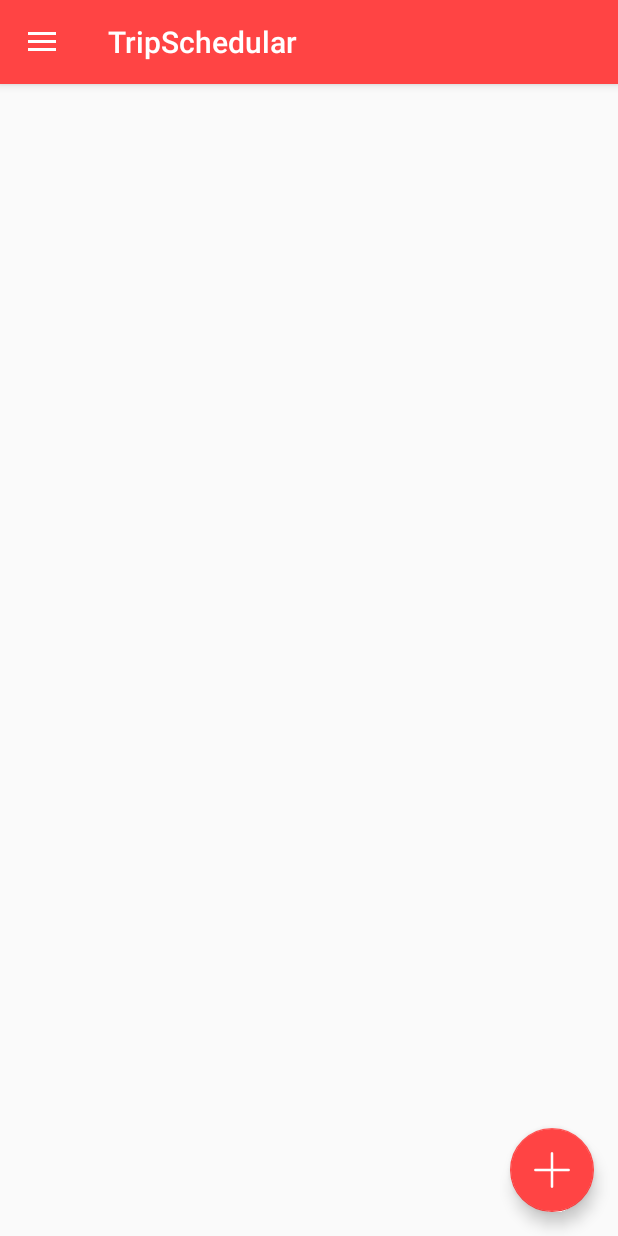
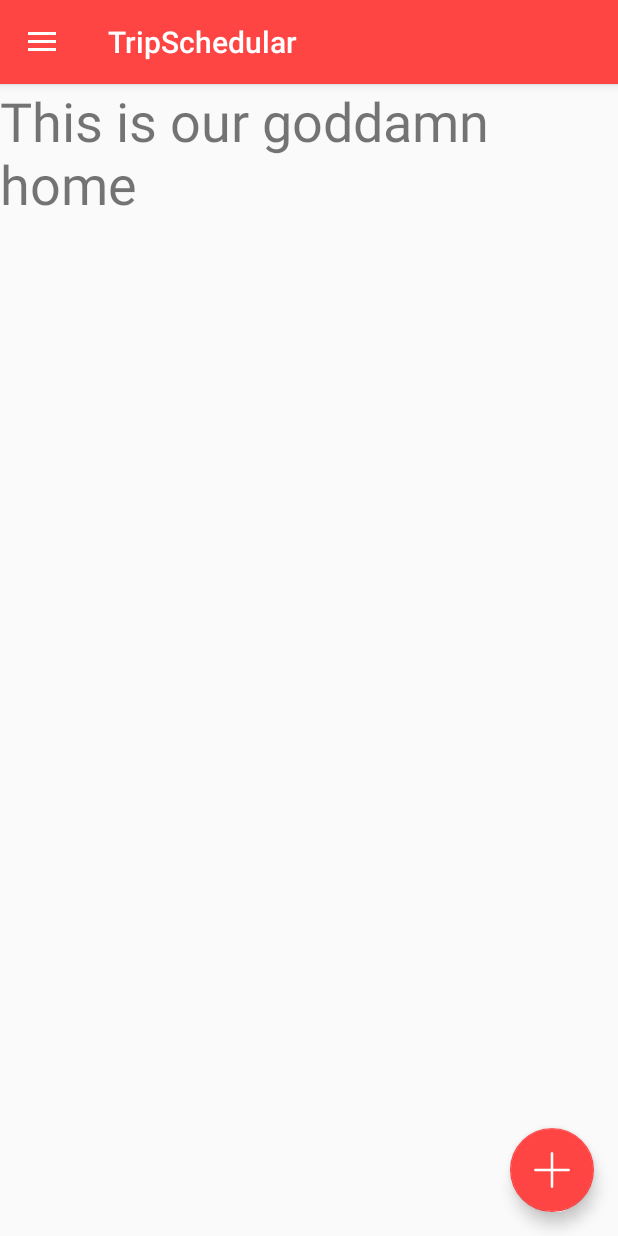
Before and after one commit to Saamyy/ITI-AndroidProject, an Android app: the screen it shows after launch (MainActivity), on a phone screen of 412 x 824 dp. Run offline under Robolectric (Android 15) with nearby library versions, the phone set to English and light mode, and no system bars; our stand-ins replace Volley.

Commit message:
Home Fragment added

```diff
--- a/app/src/main/java/com/example/romisaa/tripschedular/AlarmActivity.java
+++ b/app/src/main/java/com/example/romisaa/tripschedular/AlarmActivity.java
@@ -70,7 +70,7 @@ public class AlarmActivity extends AppCompatActivity {
 
         trip = getIntent().getExtras().getParcelable("trip");
         nameString = trip.getName();
-        destinationString = trip.getDestination();
+        destinationString = tripNameFromLngLat(trip.getDestination());
 
         alarmTitle.setText(nameString);
         alarmDesc.setText("It's time for your trip to "+destinationString);
@@ -148,4 +148,8 @@ public class AlarmActivity extends AppCompatActivity {
         outState.putString("aywaa","hassa");
     }
 
+    public String tripNameFromLngLat(String fullName){
+        return fullName.substring(fullName.indexOf("#")+1,fullName.length());
+    }
+
 }
--- /dev/null
+++ b/app/src/main/java/com/example/romisaa/tripschedular/HomeFragment.java
@@ -0,0 +1,31 @@
+package com.example.romisaa.tripschedular;
+
+import android.app.Fragment;
+import android.content.Context;
+import android.net.Uri;
+import android.os.Bundle;
+//import android.support.v4.app.Fragment;
+import android.view.LayoutInflater;
+import android.view.View;
+import android.view.ViewGroup;
+
+
+public class HomeFragment extends Fragment {
+    public HomeFragment() {
+        // Required empty public constructor
+    }
+
+    @Override
+    public void onCreate(Bundle savedInstanceState) {
+        super.onCreate(savedInstanceState);
+
+    }
+
+    @Override
+    public View onCreateView(LayoutInflater inflater, ViewGroup container,
+                             Bundle savedInstanceState) {
+        // Inflate the layout for this fragment
+        return inflater.inflate(R.layout.fragment_home, container, false);
+    }
+
+}
--- a/app/src/main/java/com/example/romisaa/tripschedular/MainActivity.java
+++ b/app/src/main/java/com/example/romisaa/tripschedular/MainActivity.java
@@ -41,21 +41,30 @@ public class MainActivity extends AppCompatActivity
     SharedPreferences sharedPreferences;
 
     @Override
+    protected void onStart() {
+        super.onStart();
+        FragmentManager mgr = getFragmentManager();
+        FragmentTransaction trns = mgr.beginTransaction();
+        trns.replace(R.id.content_main, new HomeFragment(), "home_fragment");
+        trns.commit();
+    }
+
+    @Override
     protected void onCreate(Bundle savedInstanceState) {
         super.onCreate(savedInstanceState);
         setContentView(R.layout.activity_main);
-        sharedPreferences=getSharedPreferences("user",MODE_PRIVATE);
-        singleton=Singleton.getInstance(this);
-        requestQueue=singleton.getRequestQueue();
-        gson=new Gson();
-        dataBaseHandler=new DataBaseHandler(this);
+        sharedPreferences = getSharedPreferences("user", MODE_PRIVATE);
+        singleton = Singleton.getInstance(this);
+        requestQueue = singleton.getRequestQueue();
+        gson = new Gson();
+        dataBaseHandler = new DataBaseHandler(this);
         Toolbar toolbar = (Toolbar) findViewById(R.id.toolbar);
         setSupportActionBar(toolbar);
         FloatingActionButton fab = (FloatingActionButton) findViewById(R.id.fab);
         fab.setOnClickListener(new View.OnClickListener() {
             @Override
             public void onClick(View view) {
-                Intent intent=new Intent(getApplicationContext(),AddTrip.class);
+                Intent intent = new Intent(getApplicationContext(), AddTrip.class);
                 startActivity(intent);
             }
         });
@@ -77,9 +86,19 @@ public class MainActivity extends AppCompatActivity
         if (drawer.isDrawerOpen(GravityCompat.START)) {
             drawer.closeDrawer(GravityCompat.START);
         } else {
+            HomeFragment currentFragment = (HomeFragment) getFragmentManager().findFragmentByTag("home_fragment");
+            if (currentFragment != null && currentFragment.isVisible())
                 super.onBackPressed();
+            else {
+                FragmentManager mgr = getFragmentManager();
+                FragmentTransaction trns = mgr.beginTransaction();
+                trns.replace(R.id.content_main, new HomeFragment(), "home_fragment");
+                trns.commit();
+            }
+
         }
     }
+
     /*
         @Override
         public boolean onCreateOptionsMenu(Menu menu) {
@@ -107,20 +126,20 @@ public class MainActivity extends AppCompatActivity
     @Override
     public boolean onNavigationItemSelected(MenuItem item) {
         int id = item.getItemId();
-        alertBuilder=new AlertDialog.Builder(this);
+        alertBuilder = new AlertDialog.Builder(this);
         alertBuilder.setMessage("Are you sure that you want to synch?");
         alertBuilder.setTitle("Synching");
         alertBuilder.setPositiveButton("YES", new DialogInterface.OnClickListener() {
             @Override
             public void onClick(DialogInterface dialog, int which) {
-                ArrayList<Trip> trips=dataBaseHandler.getallTrips();
-                final String tripJson=gson.toJson(trips);
+                ArrayList<Trip> trips = dataBaseHandler.getallTrips();
+                final String tripJson = gson.toJson(trips);
 
-                String url="http://192.168.1.4:5030/tripSchedularBackEnd/SynchServlet";
-                StringRequest stringRequest=new StringRequest(StringRequest.Method.POST, url, new Response.Listener<String>() {
+                String url = "http://192.168.1.4:5030/tripSchedularBackEnd/SynchServlet";
+                StringRequest stringRequest = new StringRequest(StringRequest.Method.POST, url, new Response.Listener<String>() {
                     @Override
                     public void onResponse(String response) {
-                        System.out.println("success "+response);
+                        System.out.println("success " + response);
                         Toast.makeText(getApplicationContext(), "success", Toast.LENGTH_SHORT).show();
                     }
                 }, new Response.ErrorListener() {
@@ -129,12 +148,12 @@ public class MainActivity extends AppCompatActivity
                         System.out.println(error.getMessage());
                         Toast.makeText(getApplicationContext(), "Please Check Your Internet Connection", Toast.LENGTH_LONG).show();
                     }
-                }){
+                }) {
                     @Override
                     protected Map<String, String> getParams() throws AuthFailureError {
-                        Map<String,String> params = new HashMap<String, String>();
-                        params.put("trips",tripJson);
-                        params.put("email",sharedPreferences.getString("email",null));
+                        Map<String, String> params = new HashMap<String, String>();
+                        params.put("trips", tripJson);
+                        params.put("email", sharedPreferences.getString("email", null));
                         return params;
                     }
                 };
@@ -148,23 +167,23 @@ public class MainActivity extends AppCompatActivity
                 dialog.dismiss();
             }
         });
-        Fragment fragment=null;
+        Fragment fragment = null;
         if (id == R.id.upcoming) {
-            fragment=new UpcomingFragment();
+            fragment = new UpcomingFragment();
         } else if (id == R.id.past) {
-            fragment=new PastFragment();
+            fragment = new PastFragment();
         } else if (id == R.id.history) {
-            fragment=new HistoryFragment();
+            fragment = new HistoryFragment();
         } else if (id == R.id.help) {
 
         } else if (id == R.id.about) {
-            AlertDialog alertDialog=alertBuilder.create();
+            AlertDialog alertDialog = alertBuilder.create();
             alertDialog.show();
         }
 
-        if(fragment!=null){
-            FragmentManager mgr=getFragmentManager();
-            FragmentTransaction trns=mgr.beginTransaction();
+        if (fragment != null) {
+            FragmentManager mgr = getFragmentManager();
+            FragmentTransaction trns = mgr.beginTransaction();
             trns.replace(R.id.content_main, fragment);
             trns.commit();
         }
--- /dev/null
+++ b/app/src/main/res/layout/fragment_home.xml
@@ -0,0 +1,14 @@
+<FrameLayout xmlns:android="http://schemas.android.com/apk/res/android"
+    xmlns:tools="http://schemas.android.com/tools"
+    android:layout_width="match_parent"
+    android:layout_height="match_parent"
+    tools:context="com.example.romisaa.tripschedular.HomeFragment">
+
+    <!-- TODO: Update blank fragment layout -->
+    <TextView
+        android:layout_width="match_parent"
+        android:layout_height="match_parent"
+        android:text="This is our goddamn home"
+        android:textSize="36sp" />
+
+</FrameLayout>
```
Also changed, not shown: app/build.gradle (+5 -5 lines), app/src/main/java/com/example/romisaa/tripschedular/EditTrip.java (+20 -5 lines), app/src/main/java/com/example/romisaa/tripschedular/ListArrayAdapter.java (+9 -7 lines), app/src/main/java/com/example/romisaa/tripschedular/PastFragment.java (+10 -2 lines), app/src/main/java/com/example/romisaa/tripschedular/UpcomingFragment.java (+9 -1 lines), app/src/main/java/com/example/romisaa/tripschedular/ViewTrip.java (+10 -3 lines). Lines whose indentation alone changed are shown as unchanged.
